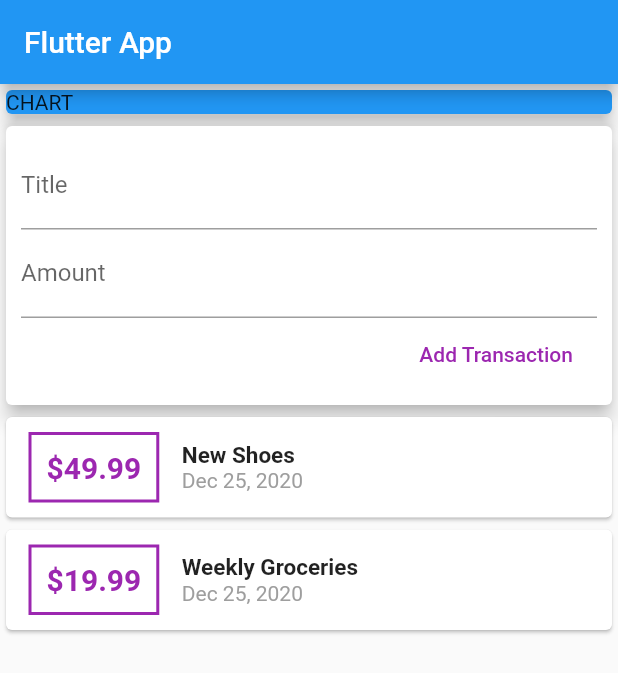
After one commit to GeorgiosGiagkas/personal-expenses, a Flutter app: the screen it shows after launch, on a phone screen of 412 x 824 dp. The commit adds this screen. Shown: the top 673 px of the screen. Run offline on Flutter 3.47's test engine with Material 2 defaults, Android fonts, the phone set to English and light mode, and no system bars.

Commit message:
Section 4: ~89: Working with ListViews

```diff
--- /dev/null
+++ b/lib/widgets/new_transaction.dart
@@ -0,0 +1,47 @@
+import 'package:flutter/material.dart';
+
+class NewTransaction extends StatelessWidget {
+  final TextEditingController titleController = TextEditingController();
+  final TextEditingController amountController = TextEditingController();
+
+  final Function addNewTransaction;
+
+  NewTransaction(this.addNewTransaction);
+
+  @override
+  Widget build(BuildContext context) {
+    return Card(
+      elevation: 5,
+      child: Container(
+        padding: EdgeInsets.all(10),
+        child: Column(
+          crossAxisAlignment: CrossAxisAlignment.end,
+          children: [
+            TextField(
+              decoration: InputDecoration(labelText: 'Title'),
+              controller: titleController,
+//                      onChanged: (val){
+//                        this.titleInput = val;
+//                      }
+            ),
+            TextField(
+              decoration: InputDecoration(labelText: 'Amount'),
+              controller: amountController,
+//                      onChanged: (val){
+//                        this.amountInput = val;
+//                      }
+            ),
+            FlatButton(
+              child: Text('Add Transaction'),
+              textColor: Colors.purple,
+              onPressed: () {
+                addNewTransaction(titleController.text,
+                    double.parse(amountController.text));
+              },
+            ),
+          ],
+        ),
+      ),
+    );
+  }
+}
--- /dev/null
+++ b/lib/widgets/transaction_list.dart
@@ -0,0 +1,118 @@
+import 'package:flutter/material.dart';
+import 'package:intl/intl.dart';
+import '../model/transaction.dart';
+
+class TransactionList extends StatelessWidget {
+  final List<Transaction> transactions;
+
+  TransactionList({this.transactions});
+
+  @override
+  Widget build(BuildContext context) {
+    //ListView with children for short lists
+    //ListView.builder for large lists. Procces called: lazily rendering widgets
+    return Container(
+      height: 300,
+      child: ListView.builder(
+        itemCount: this.transactions.length,
+        itemBuilder: (ctx, index){
+          return Card(
+            child: Row(
+              children: [
+                Container(
+                  margin: EdgeInsets.symmetric(
+                    horizontal: 15,
+                    vertical: 10,
+                  ),
+                  decoration: BoxDecoration(
+                    border: Border.all(
+                      color: Colors.purple,
+                      width: 2,
+                    ),
+                  ),
+                  padding: EdgeInsets.all(10),
+                  child: Text(
+                    '\$${transactions[index].amount}',
+                    style: TextStyle(
+                      fontWeight: FontWeight.bold,
+                      fontSize: 20,
+                      color: Colors.purple,
+                    ),
+                  ),
+                ),
+                Column(
+                  crossAxisAlignment: CrossAxisAlignment.start,
+                  children: [
+                    Text(
+                      transactions[index].title,
+                      style: TextStyle(
+                        fontWeight: FontWeight.bold,
+                        fontSize: 15,
+                      ),
+                    ),
+                    Text(
+                      DateFormat.yMMMd().format(transactions[index].date),
+                      style: TextStyle(
+                        color: Colors.grey,
+                      ),
+                    ),
+                  ],
+                ),
+              ],
+            ),
+          );
+        },
+      ),
+    );
+
+//    return Column(
+//      children: transactions
+//          .map((tx) => Card(
+//                child: Row(
+//                  children: [
+//                    Container(
+//                      margin: EdgeInsets.symmetric(
+//                        horizontal: 15,
+//                        vertical: 10,
+//                      ),
+//                      decoration: BoxDecoration(
+//                        border: Border.all(
+//                          color: Colors.purple,
+//                          width: 2,
+//                        ),
+//                      ),
+//                      padding: EdgeInsets.all(10),
+//                      child: Text(
+//                        '\$${tx.amount}',
+//                        style: TextStyle(
+//                          fontWeight: FontWeight.bold,
+//                          fontSize: 20,
+//                          color: Colors.purple,
+//                        ),
+//                      ),
+//                    ),
+//                    Column(
+//                      crossAxisAlignment: CrossAxisAlignment.start,
+//                      children: [
+//                        Text(
+//                          tx.title,
+//                          style: TextStyle(
+//                            fontWeight: FontWeight.bold,
+//                            fontSize: 15,
+//                          ),
+//                        ),
+//                        Text(
+//                          DateFormat.yMMMd().format(tx.date),
+//                          style: TextStyle(
+//                            color: Colors.grey,
+//                          ),
+//                        ),
+//                      ],
+//                    ),
+//                  ],
+//                ),
+//              ))
+//          .toList(),
+//    );
+  }
+}
--- /dev/null
+++ b/lib/widgets/user_transactions.dart
@@ -0,0 +1,52 @@
+import 'package:flutter/material.dart';
+import './new_transaction.dart';
+import './transaction_list.dart';
+import '../model/transaction.dart';
+
+class UserTransactions extends StatefulWidget {
+  @override
+  _UserTransactionsState createState() {
+    return _UserTransactionsState();
+  }
+}
+
+class _UserTransactionsState extends State<UserTransactions> {
+  final List<Transaction> _userTransactions = [
+    Transaction(
+      id: 't1',
+      title: 'New Shoes',
+      amount: 49.99,
+      date: DateTime.now(),
+    ),
+    Transaction(
+      id: 't2',
+      title: 'Weekly Groceries',
+      amount: 19.99,
+      date: DateTime.now(),
+    ),
+  ];
+
+  void _addNewTransaction(String title, double amount) {
+    final Transaction tx = Transaction(
+        id: DateTime.now().toString(),
+        date: DateTime.now(),
+        amount: amount,
+        title: title);
+
+    setState(() {
+      _userTransactions.add(tx);
+    });
+  }
+
+  @override
+  Widget build(BuildContext context) {
+    return Column(
+      children: [
+        NewTransaction(_addNewTransaction),
+        TransactionList(
+          transactions: this._userTransactions,
+        ),
+      ],
+    );
+  }
+}
```
Also changed, not shown: lib/main.dart (+4 -100 lines), lib/model/transaction.dart (renamed from lib/transaction.dart).
